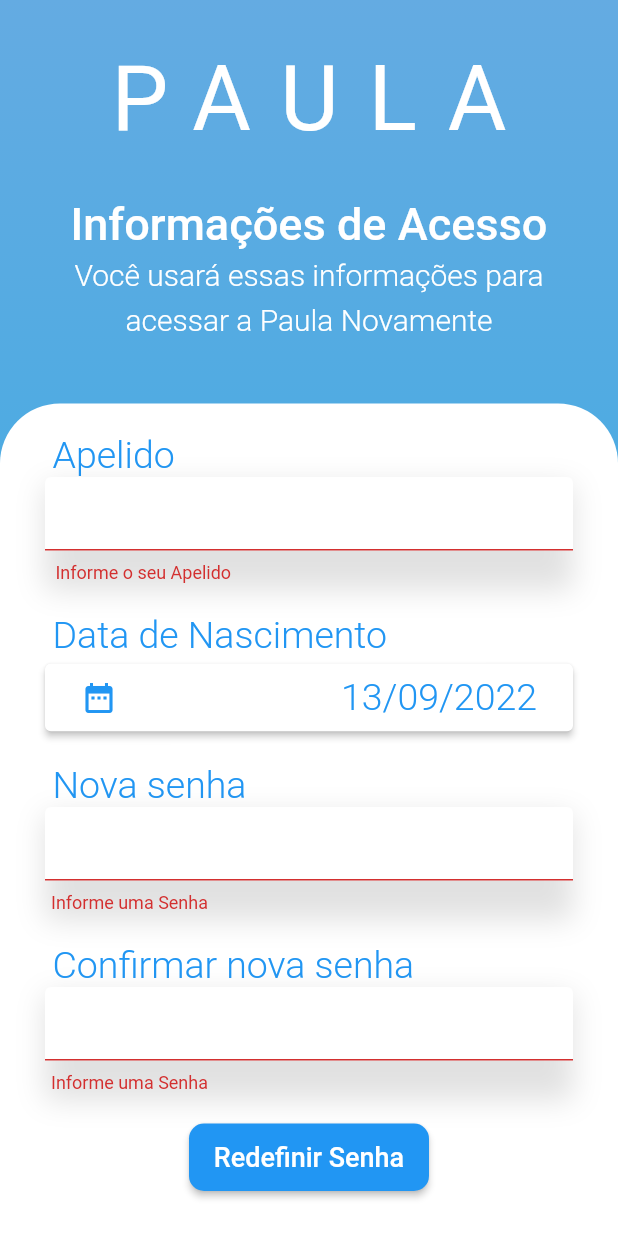
After one commit to Paula-Project/Paula-app, a Flutter app: the ChangePassword screen opened directly, after a tap on "Redefinir Senha", on a phone screen of 412 x 824 dp. The commit adds this screen. Run offline on Flutter 3.47's test engine with Material 2 defaults, Android fonts, the phone set to English and light mode, and no system bars; our stand-ins replace audioplayers, get, page_transition, shared_preferences; missing offline and left inert: http_interceptor; accounts and stored records are empty; Roboto replaces fonts that are missing (Nunito).

Commit message:
Tela Change Password (#27)
* Tela Change Password

* Tela Change Password v.2

* GestureDetector na tela de Login para voltar para a tela de Welcome_page_1

* tela Change password v.3
gesture detector

* tela Change password v.4
Adição da data de nascimento

* tela Change password v.4
Ajuste pra caber na tela

* tela Change password v.4
Validação da Data de nascimento

* Update change_password.dart

Co-authored-by: Emerson Teles <54421630+EmersonTeles@users.noreply.github.com>

```diff
--- /dev/null
+++ b/lib/app/views/change_password.dart
@@ -0,0 +1,323 @@
+import 'package:flutter/material.dart';
+import 'package:intl/intl.dart';
+import 'package:page_transition/page_transition.dart';
+import 'package:paula/app/views/components/Input.dart';
+import 'package:paula/app/views/login_page.dart';
+import 'components/paulaTitle.dart';
+import 'package:flutter/services.dart';
+
+
+class ChangePassword extends StatefulWidget {
+  const ChangePassword({Key? key}) : super(key: key);
+
+  @override
+  State<ChangePassword> createState() => _ChangePassword();
+}
+
+class _ChangePassword extends State<ChangePassword> {
+  static const backgroundBlueGradiend = BoxDecoration(
+      gradient: LinearGradient(
+          begin: Alignment.topCenter,
+          end: Alignment.bottomCenter,
+          colors: [
+            Color.fromARGB(255, 100, 171, 226),
+            Color.fromARGB(255, 41, 171, 226)
+          ]));
+
+  DateTime _date = DateTime.now();
+  var selectedDateTxt;
+  List<bool> isSelected = List.generate(3, (int index) => false);
+
+  Future<Null> _selectDate(BuildContext context) async {
+    DateTime? _datePicker = await showDatePicker(
+        context: context,
+        initialDate: _date,
+        firstDate: DateTime(1910, 1, 1),
+        lastDate: DateTime.now());
+
+    if (_datePicker != null && _datePicker != _date) {
+      setState(() {
+        _date = _datePicker;
+        selectedDateTxt = DateFormat('dd/MM/yyyy').format(_datePicker);
+      });
+    }
+  }
+
+  @override
+  void initState() {
+    selectedDateTxt = DateFormat('dd/MM/yyyy').format(_date);
+    super.initState();
+  }
+
+  final GlobalKey<FormState> _key = GlobalKey<FormState>();
+
+  final TextEditingController _senhaController = TextEditingController();
+  final TextEditingController _senhaConfirmaController = TextEditingController();
+  final TextEditingController _apelidoController = TextEditingController();
+
+  @override
+  Widget build(BuildContext context) {
+    return Scaffold(
+      body: GestureDetector(
+        onPanUpdate: (details) {
+          if (details.delta.dx > 0) {
+            Navigator.push(
+                context,
+                PageTransition(
+                    type: PageTransitionType.leftToRight,
+                    child: const LoginPage()));
+          }
+        },
+        child: SingleChildScrollView(
+          child: Container(
+            decoration: backgroundBlueGradiend,
+            width: MediaQuery.of(context).size.width,
+            height: MediaQuery.of(context).size.height,
+            child: Column(
+              children: [
+                const Expanded(
+                  flex: 4,
+                  child: PaulaTitleComponent(),
+                ),
+                Expanded(
+                  flex: 21,
+                  child: Column(
+                      mainAxisSize: MainAxisSize.max,
+                      mainAxisAlignment: MainAxisAlignment.start,
+                      crossAxisAlignment: CrossAxisAlignment.start,
+                      children: [
+                        Expanded(
+                          child: Padding(
+                            padding: const EdgeInsets.symmetric(horizontal: 15),
+                            child: Center(
+                              child: Column(
+                                children: const [
+                                  Text("Informações de Acesso",
+                                      style: TextStyle(
+                                          color: Colors.white,
+                                          fontSize: 30,
+                                          fontFamily: "Nunito",
+                                          fontWeight: FontWeight.w500)),
+                                  Text(
+                                      "Você usará essas informações para acessar a Paula Novamente",
+                                      textAlign: TextAlign.center,
+                                      style: TextStyle(
+                                        color: Colors.white,
+                                        fontSize: 20,
+                                        height: 1.5,
+                                        fontWeight: FontWeight.w300,
+                                      )),
+                                ],
+                              ),
+                            ),
+                          ),
+                        ),
+                        Container(
+                          width: double.infinity,
+                          color: Colors.transparent,
+                          child: Container(
+                              decoration: const BoxDecoration(
+                                  color: Colors.white,
+                                  borderRadius: BorderRadius.only(
+                                    topLeft: Radius.circular(40.0),
+                                    topRight: Radius.circular(40.0),
+                                  )),
+                              child: Padding(
+                                padding: const EdgeInsets.only(bottom: 30),
+                                child: Form(
+                                  key: _key,
+                                  child: Padding(
+                                    padding:
+                                    const EdgeInsets.fromLTRB(30, 20, 30, 0),
+                                    child: Center(
+                                      child: Column(
+                                        children: [
+                                          Input(
+                                            labelInputTxt: 'Apelido',
+                                            controller: _apelidoController,
+                                            keyboardType: TextInputType.text,
+                                            valid: (value) {
+                                              if (value!.isEmpty) {
+                                                return ' Informe o seu Apelido';
+                                              }
+                                              if (value.length < 3) {
+                                                return 'Tamanho inferior a 3';
+                                              }
+                                              return null;
+                                            },
+                                            formatters: [
+                                              FilteringTextInputFormatter.allow(
+                                                  RegExp(r'[a-zA-Z0-9]'))
+                                            ],
+                                          ),
+                                          const Padding(
+                                            padding: EdgeInsets.fromLTRB(
+                                                5, 20, 15, 0),
+                                            child: Align(
+                                              alignment: Alignment.centerLeft,
+                                              child: Text(
+                                                  "Data de Nascimento",
+                                                  style: TextStyle(
+                                                      color: Colors.blue,
+                                                      fontSize: 25,
+                                                      fontFamily: "Nunito",
+                                                      fontWeight:
+                                                      FontWeight.w300)),
+                                            ),
+                                          ),
+                                          Container(
+                                            height: 3,
+                                          ),
+                                          ElevatedButton(
+                                            style: ButtonStyle(
+                                              backgroundColor:
+                                              MaterialStateProperty.all<
+                                                  Color>(Colors.white),
+                                              foregroundColor:
+                                              MaterialStateProperty.all<
+                                                  Color>(Colors.blue),
+                                            ),
+                                            onPressed: () {
+                                              _selectDate(context);
+                                            },
+                                            child: Padding(
+                                              padding:
+                                              const EdgeInsets.all(8.0),
+                                              child: Row(
+                                                mainAxisAlignment:
+                                                MainAxisAlignment
+                                                    .spaceBetween,
+                                                children: [
+                                                  const Icon(
+                                                    Icons.date_range,
+                                                  ),
+                                                  Text(
+                                                    selectedDateTxt,
+                                                    style: const TextStyle(
+                                                        fontSize: 25,
+                                                        fontFamily: "Nunito",
+                                                        fontWeight:
+                                                        FontWeight.w300),
+                                                  ),
+                                                ],
+                                              ),
+                                            ),
+                                          ),
+                                          Container(
+                                            height: 20,
+                                          ),
+                                          Input(
+                                            labelInputTxt: "Nova senha",
+                                            obscureTxt: true,
+                                            controller: _senhaController,
+                                            keyboardType: TextInputType.text,
+                                            valid: (value) {
+                                              if (value!.trim().isEmpty) {
+                                                return 'Informe uma Senha';
+                                              }
+                                              if (value.trim().length < 4) {
+                                                return 'Senha muito pequena';
+                                              }
+                                              return null;
+                                            },
+                                          ),
+                                          Container(
+                                            height: 20,
+                                          ),
+                                          Input(
+                                            labelInputTxt: "Confirmar nova senha",
+                                            obscureTxt: true,
+                                            controller: _senhaConfirmaController,
+                                            keyboardType: TextInputType.text,
+                                            valid: (value) {
+                                              if (value!.trim().isEmpty) {
+                                                return 'Informe uma Senha';
+                                              }
+                                              if (value.trim().length < 4) {
+                                                return 'Senha muito pequena';
+                                              }
+                                              if (!(_senhaConfirmaController
+                                                  .value ==
+                                                  _senhaController.value)) {
+                                                return 'Senha informada esta diferente';
+                                              }
+                                              return null;
+                                            },
+                                          ),
+                                          Container(
+                                            height: 20,
+                                          ),
+                                          SizedBox(
+                                            width: 160,
+                                            height: 45,
+                                            child: ElevatedButton(
+                                              onPressed: () {
+                                               {
+                                                 DateTime hoje =
+                                                 DateTime.now();
+                                                 if (_key.currentState!
+                                                     .validate()) {
+                                                   if ((hoje.difference(_date).inDays)/365 >5 ) {
+                                                     Navigator.of(context)
+                                                         .pushAndRemoveUntil(
+                                                       MaterialPageRoute(
+                                                         builder: (BuildContext
+                                                         context) =>
+                                                         const LoginPage(),
+                                                       ),
+                                                           (route) => false,
+                                                     );
+                                                   }
+                                                   ScaffoldMessenger.of(
+                                                       context)
+                                                       .showSnackBar(
+                                                     const SnackBar(
+                                                         backgroundColor:
+                                                         Color.fromARGB( 255, 41, 171, 226),
+                                                         content: Text(
+                                                           'Data de Nascimento inválida',
+                                                           style: TextStyle(
+                                                               color: Colors
+                                                                   .white),
+                                                         )),
+                                                   );
+                                                 }
+                                               }
+                                              },
+                                              onHover: (hover) {},
+                                              style: ButtonStyle(
+                                                foregroundColor:
+                                                MaterialStateProperty.all<
+                                                    Color>(Colors.white),
+                                                backgroundColor:
+                                                MaterialStateProperty.all<
+                                                    Color>(Colors.blue),
+                                                shape: MaterialStateProperty.all<
+                                                    RoundedRectangleBorder>(
+                                                    RoundedRectangleBorder(
+                                                        borderRadius:
+                                                        BorderRadius.circular(
+                                                            10),
+                                                        side: BorderSide.none)),
+                                              ),
+                                              child: const Text("Redefinir Senha",
+                                                  style: TextStyle(fontSize: 18)),
+                                            ),
+                                          ),
+                                        ],
+                                      ),
+                                    ),
+                                  ),
+                                ),
+                              )),
+                        )
+                      ]),
+                ),
+              ],
+            ),
+          ),
+        ),
+      ),
+    );
+  }
+}
--- a/lib/app/views/login_page.dart
+++ b/lib/app/views/login_page.dart
@@ -1,4 +1,9 @@
 import 'package:flutter/material.dart';
+import 'package:page_transition/page_transition.dart';
+import 'package:paula/app/views/change_password.dart';
+import 'package:paula/app/views/welcome_page_part1.dart';
+import 'package:shared_preferences/shared_preferences.dart';
+import 'package:http/http.dart' as http;
 import 'package:paula/app/http/webclient.dart';
 import 'package:provider/provider.dart';
 import '../state/usuario_state.dart';
@@ -30,8 +35,19 @@ class _LoginPageState extends State<LoginPage> {
 
   @override
   Widget build(BuildContext context) {
-    return Scaffold(
-      body: Container(
+    return Material(
+
+      child: GestureDetector(
+        onPanUpdate: (details) {
+          if (details.delta.dx > 0) {
+            Navigator.push(
+                context,
+                PageTransition(
+                    type: PageTransitionType.leftToRight,
+                    child: const WelcomePagePart1()));
+          }
+        },
+        child: Container(
           decoration: backgroundBlueGradiend,
           width: MediaQuery.of(context).size.width,
           height: MediaQuery.of(context).size.height,
@@ -121,7 +137,7 @@ class _LoginPageState extends State<LoginPage> {
                                           borderRadius: BorderRadius.circular(8)),
                                       isDense: true,
                                     ),
-                                  style: const TextStyle(color: Colors.black),
+                                    style: TextStyle(color: Colors.black),
                                     onChanged: (value) {
                                       nickname = value;
                                     },
@@ -139,6 +155,71 @@ class _LoginPageState extends State<LoginPage> {
                                       color: Color.fromARGB(50, 0, 0, 0),
                                       blurRadius: 15,
                                       offset: Offset(0, 5),
+                                    ),
+                                  ]),
+                                  child: TextFormField(
+                                    controller: _passwordController,
+                                    keyboardType: TextInputType.text,
+                                    validator: (senha) {
+                                      if (senha == null || senha.isEmpty) {
+                                        return 'Por favor, digite sua senha';
+                                      } else if (senha.length < 4) {
+                                        return 'Por favor, digite uma senha maior';
+                                      }
+                                      return null;
+                                    },
+                                    decoration: InputDecoration(
+                                      contentPadding: const EdgeInsets.symmetric(
+                                          vertical: 10, horizontal: 6),
+                                      isDense: true,
+                                      fillColor: Colors.white,
+                                      filled: true,
+                                      border: OutlineInputBorder(
+                                        borderSide: BorderSide.none,
+                                        borderRadius: BorderRadius.circular(8),
+                                      ),
+                                    ),
+                                    obscureText: true,
+                                    style: TextStyle(color: Colors.black),
+                                    onChanged: (value) {
+                                      password = value;
+                                    },
+                                  ),
+                                ),
+                              ],
+                            )),
+                        Container(
+                          height: 20,
+                        ),
+                        Center(
+                          child: SizedBox(
+                            width: 110,
+                            child: ElevatedButton(
+                              style: ButtonStyle(
+                                  foregroundColor:
+                                      MaterialStateProperty.all<Color>(
+                                          Colors.blue),
+                                  backgroundColor:
+                                      MaterialStateProperty.all<Color>(
+                                          Colors.white),
+                                  shape: MaterialStateProperty.all<
+                                          RoundedRectangleBorder>(
+                                      RoundedRectangleBorder(
+                                          borderRadius: BorderRadius.circular(10),
+                                          side: BorderSide.none))),
+                              child: const Text('Entrar',
+                                  style: TextStyle(
+                                    fontSize: 18,
+                                    fontWeight: FontWeight.w600,
+                                  )),
+                              onPressed: () async {
+                                FocusScopeNode currentFocus =
+                                    FocusScope.of(context);
+                                if (_formkey.currentState!.validate()) {
+                                  Navigator.of(context).pushAndRemoveUntil(
+                                  MaterialPageRoute(
+                                    builder: (BuildContext context) =>
+                                        const HomePage(),
                                   ),
                                 ]),
                                 child: TextFormField(
```
Lines whose indentation alone changed are shown as unchanged.
